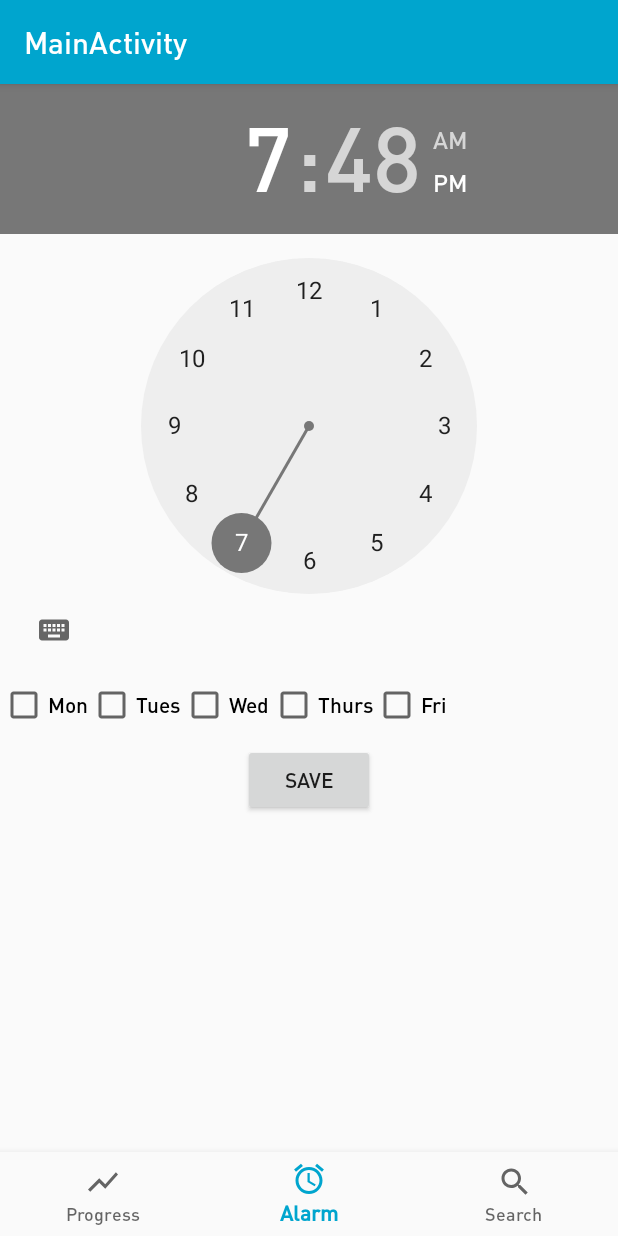
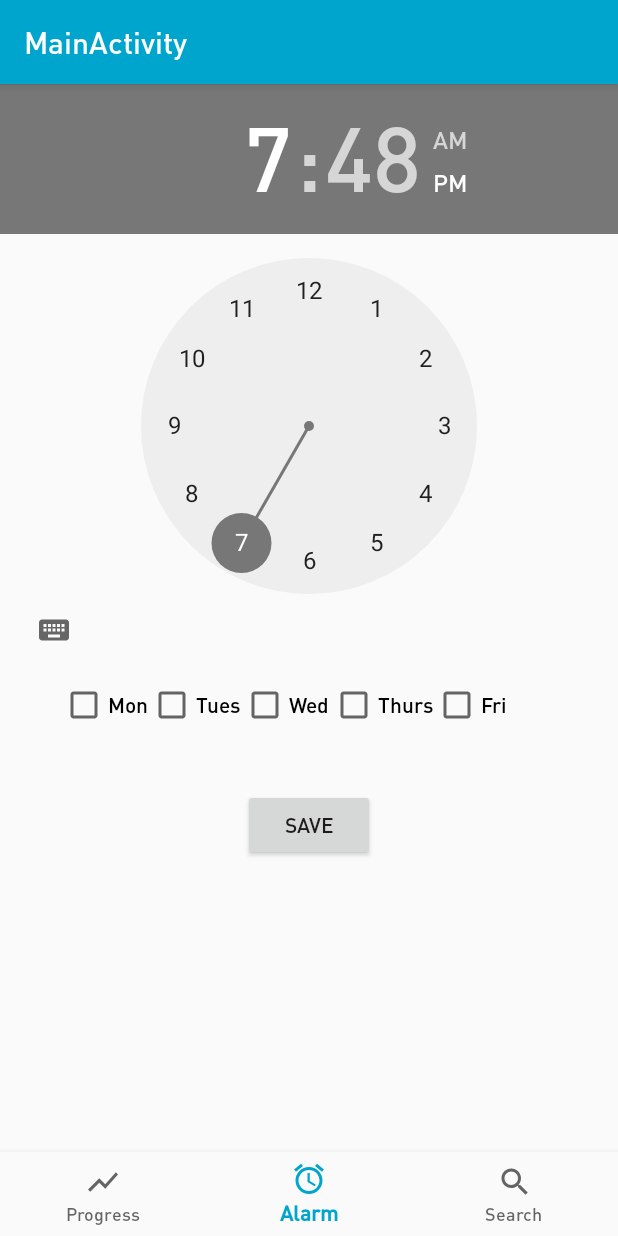
Before and after one commit to ng-david/cmsc436-final, an Android app: the screen it shows after launch (MainActivity), item 2 of the bottom bar chosen, on a phone screen of 412 x 824 dp. Run offline under Robolectric (Android 15) with nearby library versions, the phone set to English and light mode, and no system bars; our stand-ins replace Firebase (no records; nobody signed in at launch, a user with empty details on screens opened directly); 7 statements that could not run were skipped.

Commit message:
added space to left of days of week + spaced the savebutton further down

```diff
--- a/app/src/main/res/layout/fragment_schedule.xml
+++ b/app/src/main/res/layout/fragment_schedule.xml
@@ -18,7 +18,8 @@
                 android:layout_width="match_parent"
                 android:layout_height="wrap_content"
                 android:layout_alignParentStart="true"
-                android:layout_alignParentTop="true"></TimePicker>
+                android:layout_alignParentTop="true"
+                android:gravity="center"></TimePicker>
 
             <!-- TODO: Update blank fragment layout -->
             <RelativeLayout
@@ -27,7 +28,8 @@
                 android:layout_below="@+id/time"
                 android:id="@+id/button_group"
                 android:layout_marginTop="10dp"
-                android:layout_marginBottom="10dp">
+                android:layout_marginBottom="40dp"
+                android:layout_marginLeft="40dp">
 
                 <CheckBox
                     android:id="@+id/monday"
@@ -68,6 +70,8 @@
                     android:layout_below="@id/button_group"
                     android:text="@string/save" />
 
+
+
             </RelativeLayout>
 
     </ScrollView>
```
